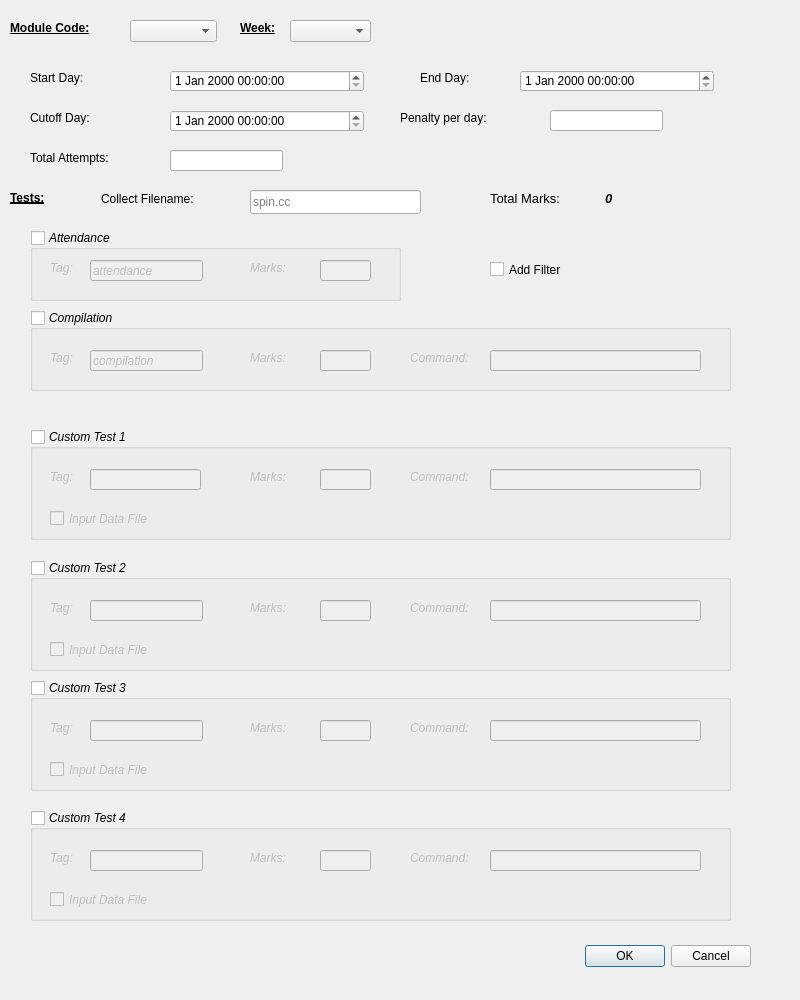
The window that ui/create_weekly_assignment_dialog.ui (naichuan-zhang/handin-system-ul) describes before a commit, drawn with Qt 5.
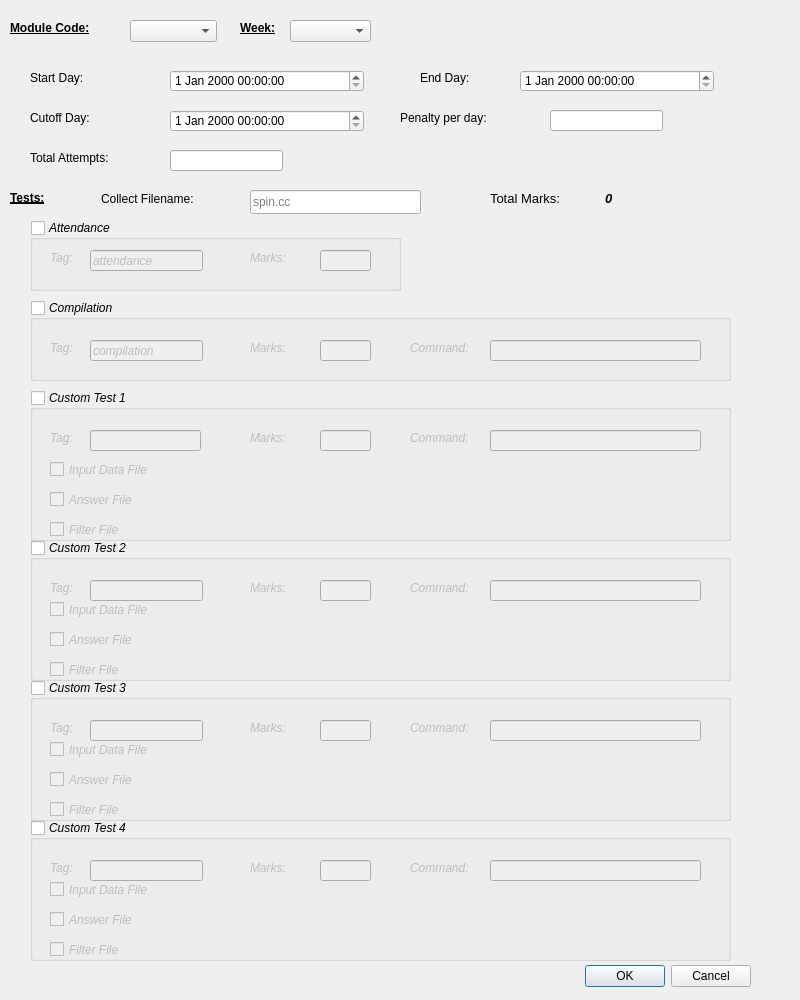
The same window after the commit.

Commit message: added answer, filter ui

```diff
--- a/ui/create_weekly_assignment_dialog.ui
+++ b/ui/create_weekly_assignment_dialog.ui
@@ -29,7 +29,7 @@
    <property name="geometry">
     <rect>
      <x>410</x>
-     <y>940</y>
+     <y>960</y>
      <width>341</width>
      <height>32</height>
     </rect>
@@ -280,7 +280,7 @@
    <property name="geometry">
     <rect>
      <x>30</x>
-     <y>230</y>
+     <y>220</y>
      <width>371</width>
      <height>71</height>
     </rect>
@@ -353,7 +353,7 @@
    <property name="geometry">
     <rect>
      <x>30</x>
-     <y>310</y>
+     <y>300</y>
      <width>701</width>
      <height>81</height>
     </rect>
@@ -475,9 +475,9 @@
    <property name="geometry">
     <rect>
      <x>30</x>
-     <y>429</y>
+     <y>390</y>
      <width>701</width>
-     <height>111</height>
+     <height>151</height>
     </rect>
    </property>
    <property name="font">
@@ -570,7 +570,7 @@
     <property name="geometry">
      <rect>
       <x>20</x>
-      <y>80</y>
+      <y>70</y>
       <width>161</width>
       <height>19</height>
      </rect>
@@ -583,7 +583,7 @@
     <property name="geometry">
      <rect>
       <x>180</x>
-      <y>80</y>
+      <y>70</y>
       <width>511</width>
       <height>16</height>
      </rect>
@@ -592,14 +592,66 @@
      <string/>
     </property>
    </widget>
+   <widget class="QCheckBox" name="checkBox_test1_answerFile">
+    <property name="geometry">
+     <rect>
+      <x>20</x>
+      <y>100</y>
+      <width>131</width>
+      <height>19</height>
+     </rect>
+    </property>
+    <property name="text">
+     <string>Answer File</string>
+    </property>
+   </widget>
+   <widget class="QCheckBox" name="checkBox_test1_filterFile">
+    <property name="geometry">
+     <rect>
+      <x>20</x>
+      <y>130</y>
+      <width>121</width>
+      <height>19</height>
+     </rect>
+    </property>
+    <property name="text">
+     <string>Filter File</string>
+    </property>
+   </widget>
+   <widget class="QLabel" name="label_test1_answerFile">
+    <property name="geometry">
+     <rect>
+      <x>170</x>
+      <y>100</y>
+      <width>521</width>
+      <height>16</height>
+     </rect>
+    </property>
+    <property name="text">
+     <string/>
+    </property>
+   </widget>
+   <widget class="QLabel" name="label_test1_filterFile">
+    <property name="geometry">
+     <rect>
+      <x>170</x>
+      <y>130</y>
+      <width>521</width>
+      <height>16</height>
+     </rect>
+    </property>
+    <property name="text">
+     <string/>
+    </property>
+   </widget>
   </widget>
   <widget class="QGroupBox" name="groupBox_customTest2">
    <property name="geometry">
     <rect>
      <x>30</x>
-     <y>560</y>
+     <y>540</y>
      <width>701</width>
-     <height>111</height>
+     <height>141</height>
     </rect>
    </property>
    <property name="font">
@@ -692,7 +744,7 @@
     <property name="geometry">
      <rect>
       <x>20</x>
-      <y>80</y>
+      <y>60</y>
       <width>151</width>
       <height>19</height>
      </rect>
@@ -705,7 +757,7 @@
     <property name="geometry">
      <rect>
       <x>180</x>
-      <y>80</y>
+      <y>60</y>
       <width>511</width>
       <height>16</height>
      </rect>
@@ -714,6 +766,58 @@
      <string/>
     </property>
    </widget>
+   <widget class="QLabel" name="label_test2_answerFile">
+    <property name="geometry">
+     <rect>
+      <x>170</x>
+      <y>90</y>
+      <width>521</width>
+      <height>16</height>
+     </rect>
+    </property>
+    <property name="text">
+     <string/>
+    </property>
+   </widget>
+   <widget class="QCheckBox" name="checkBox_test2_filterFile">
+    <property name="geometry">
+     <rect>
+      <x>20</x>
+      <y>120</y>
+      <width>121</width>
+      <height>19</height>
+     </rect>
+    </property>
+    <property name="text">
+     <string>Filter File</string>
+    </property>
+   </widget>
+   <widget class="QCheckBox" name="checkBox_test2_answerFile">
+    <property name="geometry">
+     <rect>
+      <x>20</x>
+      <y>90</y>
+      <width>131</width>
+      <height>19</height>
+     </rect>
+    </property>
+    <property name="text">
+     <string>Answer File</string>
+    </property>
+   </widget>
+   <widget class="QLabel" name="label_test2_filterFile">
+    <property name="geometry">
+     <rect>
+      <x>170</x>
+      <y>120</y>
+      <width>521</width>
+      <height>16</height>
+     </rect>
+    </property>
+    <property name="text">
+     <string/>
+    </property>
+   </widget>
   </widget>
   <widget class="QGroupBox" name="groupBox_customTest3">
    <property name="geometry">
@@ -721,7 +825,7 @@
      <x>30</x>
      <y>680</y>
      <width>701</width>
-     <height>111</height>
+     <height>141</height>
     </rect>
    </property>
    <property name="font">
@@ -814,7 +918,7 @@
     <property name="geometry">
      <rect>
       <x>20</x>
-      <y>80</y>
+      <y>60</y>
       <width>151</width>
       <height>19</height>
      </rect>
@@ -826,8 +930,8 @@
    <widget class="QLabel" name="label_test3_inputDataFile">
     <property name="geometry">
      <rect>
-      <x>180</x>
-      <y>80</y>
+      <x>190</x>
+      <y>60</y>
       <width>511</width>
       <height>16</height>
      </rect>
@@ -836,14 +940,66 @@
      <string/>
     </property>
    </widget>
+   <widget class="QLabel" name="label_test3_answerFile">
+    <property name="geometry">
+     <rect>
+      <x>170</x>
+      <y>90</y>
+      <width>521</width>
+      <height>16</height>
+     </rect>
+    </property>
+    <property name="text">
+     <string/>
+    </property>
+   </widget>
+   <widget class="QCheckBox" name="checkBox_test3_filterFile">
+    <property name="geometry">
+     <rect>
+      <x>20</x>
+      <y>120</y>
+      <width>121</width>
+      <height>19</height>
+     </rect>
+    </property>
+    <property name="text">
+     <string>Filter File</string>
+    </property>
+   </widget>
+   <widget class="QCheckBox" name="checkBox_test3_answerFile">
+    <property name="geometry">
+     <rect>
+      <x>20</x>
+      <y>90</y>
+      <width>131</width>
+      <height>19</height>
+     </rect>
+    </property>
+    <property name="text">
+     <string>Answer File</string>
+    </property>
+   </widget>
+   <widget class="QLabel" name="label_test3_filterFile">
+    <property name="geometry">
+     <rect>
+      <x>170</x>
+      <y>120</y>
+      <width>521</width>
+      <height>16</height>
+     </rect>
+    </property>
+    <property name="text">
+     <string/>
+    </property>
+   </widget>
   </widget>
   <widget class="QGroupBox" name="groupBox_customTest4">
    <property name="geometry">
     <rect>
      <x>30</x>
-     <y>810</y>
+     <y>820</y>
      <width>701</width>
-     <height>111</height>
+     <height>141</height>
     </rect>
    </property>
    <property name="font">
@@ -936,7 +1092,7 @@
     <property name="geometry">
      <rect>
       <x>20</x>
-      <y>80</y>
+      <y>60</y>
       <width>151</width>
       <height>19</height>
      </rect>
@@ -948,8 +1104,21 @@
    <widget class="QLabel" name="label_test4_inputDataFile">
     <property name="geometry">
      <rect>
+      <x>180</x>
+      <y>60</y>
+      <width>521</width>
+      <height>16</height>
+     </rect>
+    </property>
+    <property name="text">
+     <string/>
+    </property>
+   </widget>
+   <widget class="QLabel" name="label_test4_filterFile">
+    <property name="geometry">
+     <rect>
       <x>170</x>
-      <y>80</y>
+      <y>120</y>
       <width>521</width>
       <height>16</height>
      </rect>
@@ -958,19 +1127,45 @@
      <string/>
     </property>
    </widget>
-  </widget>
-  <widget class="QCheckBox" name="checkBox_addFilter">
-   <property name="geometry">
-    <rect>
-     <x>490</x>
-     <y>260</y>
-     <width>121</width>
-     <height>19</height>
-    </rect>
-   </property>
-   <property name="text">
-    <string>Add Filter</string>
-   </property>
+   <widget class="QCheckBox" name="checkBox_test4_filterFile">
+    <property name="geometry">
+     <rect>
+      <x>20</x>
+      <y>120</y>
+      <width>121</width>
+      <height>19</height>
+     </rect>
+    </property>
+    <property name="text">
+     <string>Filter File</string>
+    </property>
+   </widget>
+   <widget class="QCheckBox" name="checkBox_test4_answerFile">
+    <property name="geometry">
+     <rect>
+      <x>20</x>
+      <y>90</y>
+      <width>131</width>
+      <height>19</height>
+     </rect>
+    </property>
+    <property name="text">
+     <string>Answer File</string>
+    </property>
+   </widget>
+   <widget class="QLabel" name="label_test4_answerFile">
+    <property name="geometry">
+     <rect>
+      <x>170</x>
+      <y>90</y>
+      <width>521</width>
+      <height>16</height>
+     </rect>
+    </property>
+    <property name="text">
+     <string/>
+    </property>
+   </widget>
   </widget>
  </widget>
  <resources/>
```
The commit also changes 4 other files.
